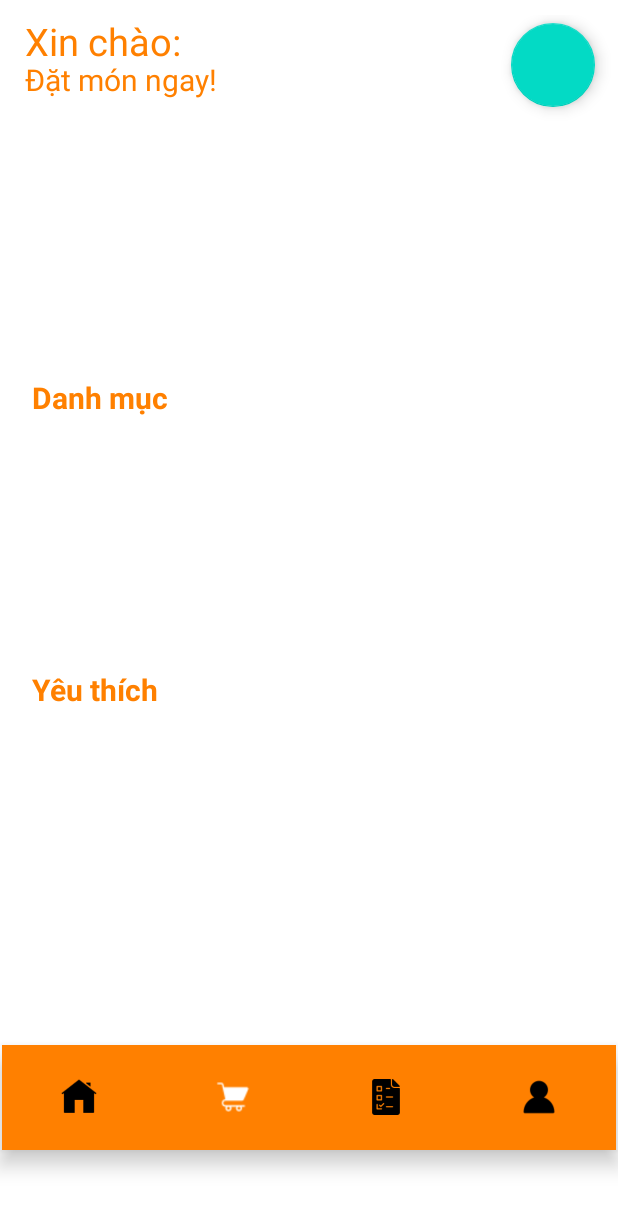
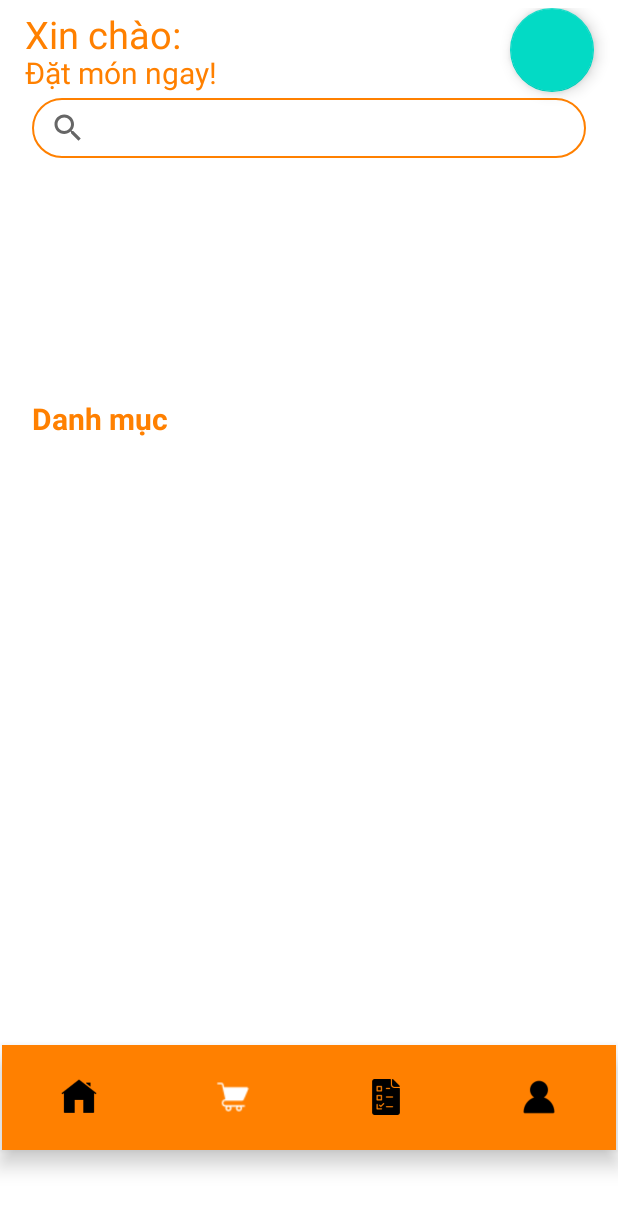
Before and after one commit to nokiddig/AndroidJava_TastyFood, an Android app: the screen it shows after launch (MainActivity), item 2 of the bottom bar chosen, on a phone screen of 412 x 824 dp. Shown: the top 1210 px of the screen. Run offline under Robolectric (Android 15) with nearby library versions, the phone set to English and light mode, and no system bars; our stand-ins replace Firebase (no records; nobody signed in at launch, a user with empty details on screens opened directly); libraries missing offline, so code that uses them is left out: com.makeramen.roundedimageview; plain views replace RoundedImageView; 3 statements that could not run were skipped.

Commit message:
add search-bar to fragment-home-header

```diff
--- a/app/src/main/res/layout/fragment_home.xml
+++ b/app/src/main/res/layout/fragment_home.xml
@@ -10,8 +10,8 @@
     <FrameLayout
         android:id="@+id/layoutTop"
         android:layout_width="410dp"
-        android:layout_height="220dp"
-        android:layout_marginTop="10dp"
+        android:layout_height="250dp"
+        android:layout_marginTop="5dp"
         app:layout_constraintStart_toStartOf="parent"
         app:layout_constraintTop_toTopOf="parent">
 
@@ -20,18 +20,16 @@
     <FrameLayout
         android:id="@+id/layoutCenter"
         android:layout_width="410dp"
-        android:layout_height="205dp"
-        android:layout_marginTop="5dp"
+        android:layout_height="200dp"
         app:layout_constraintStart_toStartOf="parent"
         app:layout_constraintTop_toBottomOf="@+id/layoutTop">
 
     </FrameLayout>
 
     <FrameLayout
-        android:id="@+id/layoutBotom"
+        android:id="@+id/layoutBottom"
         android:layout_width="410dp"
-        android:layout_height="255dp"
-        android:layout_marginTop="5dp"
+        android:layout_height="300dp"
         app:layout_constraintStart_toStartOf="parent"
         app:layout_constraintTop_toBottomOf="@+id/layoutCenter">
 
--- a/app/src/main/res/layout/fragment_home_category.xml
+++ b/app/src/main/res/layout/fragment_home_category.xml
@@ -14,7 +14,7 @@
         android:layout_width="100dp"
         android:layout_height="30dp"
         android:layout_marginStart="20dp"
-        android:layout_marginTop="16dp"
+        android:layout_marginTop="10dp"
         android:text="Danh mục"
         android:textColor="@color/orange"
         android:textSize="20sp"
--- a/app/src/main/res/layout/fragment_home_header.xml
+++ b/app/src/main/res/layout/fragment_home_header.xml
@@ -33,23 +33,32 @@
         android:id="@+id/floatingActionButton"
         android:layout_width="wrap_content"
         android:layout_height="wrap_content"
-        android:layout_marginStart="124dp"
-        android:layout_marginTop="5dp"
+        android:layout_marginEnd="15dp"
         android:clickable="true"
         android:contentDescription="@string/app_name"
-        app:layout_constraintStart_toEndOf="@+id/textViewOrder"
+        app:layout_constraintEnd_toEndOf="parent"
         app:layout_constraintTop_toTopOf="parent"
         tools:src="@tools:sample/avatars" />
-
+    <androidx.appcompat.widget.SearchView
+        android:id="@+id/searchView"
+        android:layout_width="369dp"
+        android:layout_height="40dp"
+        android:layout_marginStart="20dp"
+        android:layout_marginTop="60dp"
+        app:circularflow_radiusInDP="20dp"
+        app:layout_constraintStart_toStartOf="parent"
+        app:layout_constraintTop_toTopOf="parent"
+        android:background="@drawable/home_search_border">
+    </androidx.appcompat.widget.SearchView>
     <androidx.viewpager2.widget.ViewPager2
         android:id="@+id/viewPager"
         android:layout_width="match_parent"
         android:layout_height="150dp"
-        android:layout_margin="9dp"
+        android:layout_margin="5dp"
         android:layout_marginStart="8dp"
-        android:layout_marginTop="2dp"
         app:layout_constraintStart_toStartOf="parent"
-        app:layout_constraintTop_toBottomOf="@+id/textViewOrder"
+        app:layout_constraintTop_toBottomOf="@+id/searchView"
         tools:ignore="MissingConstraints"></androidx.viewpager2.widget.ViewPager2>
 
+
 </androidx.constraintlayout.widget.ConstraintLayout>
--- a/app/src/main/res/layout/home_product_item.xml
+++ b/app/src/main/res/layout/home_product_item.xml
@@ -37,10 +37,10 @@
 
         <ImageButton
             android:id="@+id/imageButton"
-            android:layout_width="wrap_content"
-            android:layout_height="35dp"
-            android:padding="-3dp"
-            android:scaleType="centerCrop"
+            android:layout_width="35dp"
+            android:layout_height="42dp"
+            android:scaleX="0.8"
+            android:scaleY="0.7"
             app:srcCompat="@drawable/add_product" />
 
     </LinearLayout>
```
